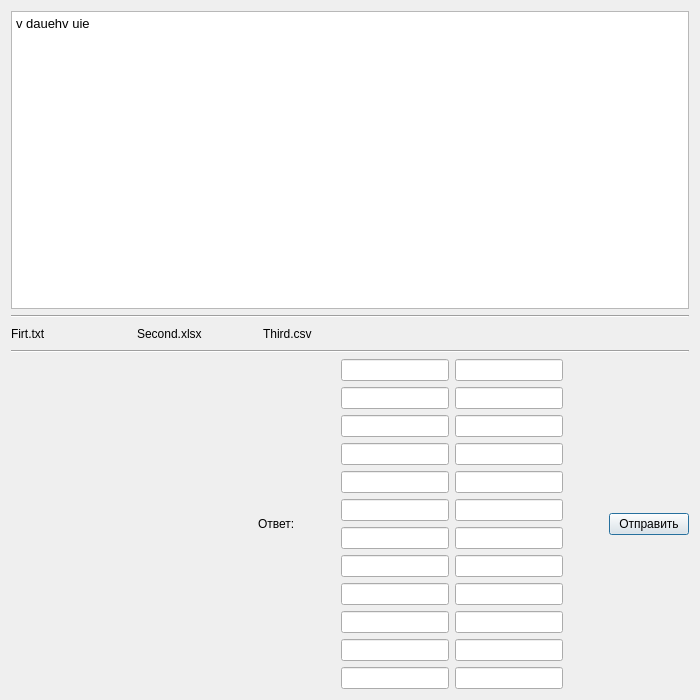
Old version of the form Forms/Task.ui in the repository NightSkumbry/ege_app_client.
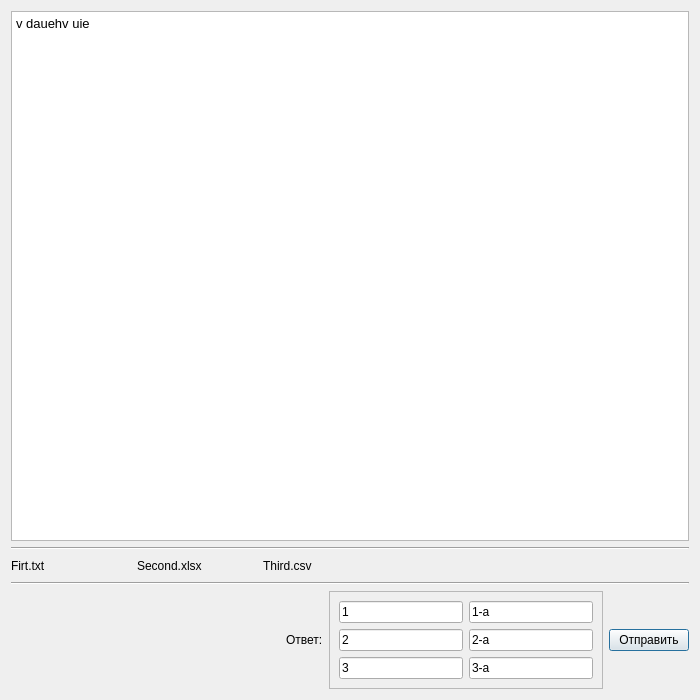
New version of the form.

The edit to the form file:
```diff
--- a/Forms/Task.ui
+++ b/Forms/Task.ui
@@ -18,10 +18,13 @@
     <widget class="QTextBrowser" name="task_text">
      <property name="html">
       <string>&lt;!DOCTYPE HTML PUBLIC &quot;-//W3C//DTD HTML 4.0//EN&quot; &quot;http://www.w3.org/TR/REC-html40/strict.dtd&quot;&gt;
-&lt;html&gt;&lt;head&gt;&lt;meta name=&quot;qrichtext&quot; content=&quot;1&quot; /&gt;&lt;style type=&quot;text/css&quot;&gt;
+&lt;html&gt;&lt;head&gt;&lt;meta name=&quot;qrichtext&quot; content=&quot;1&quot; /&gt;&lt;meta charset=&quot;utf-8&quot; /&gt;&lt;style type=&quot;text/css&quot;&gt;
 p, li { white-space: pre-wrap; }
-&lt;/style&gt;&lt;/head&gt;&lt;body style=&quot; font-family:'Noto Sans'; font-size:10pt; font-weight:400; font-style:normal;&quot;&gt;
-&lt;p style=&quot; margin-top:0px; margin-bottom:0px; margin-left:0px; margin-right:0px; -qt-block-indent:0; text-indent:0px;&quot;&gt;&lt;span style=&quot; font-family:'Ubuntu';&quot;&gt;v dauehv uie&lt;/span&gt;&lt;/p&gt;&lt;/body&gt;&lt;/html&gt;</string>
+hr { height: 1px; border-width: 0; }
+li.unchecked::marker { content: &quot;\2610&quot;; }
+li.checked::marker { content: &quot;\2612&quot;; }
+&lt;/style&gt;&lt;/head&gt;&lt;body style=&quot; font-family:'Ubuntu'; font-size:10pt; font-weight:400; font-style:normal;&quot;&gt;
+&lt;p style=&quot; margin-top:0px; margin-bottom:0px; margin-left:0px; margin-right:0px; -qt-block-indent:0; text-indent:0px;&quot;&gt;v dauehv uie&lt;/p&gt;&lt;/body&gt;&lt;/html&gt;</string>
      </property>
     </widget>
    </item>
@@ -118,106 +121,83 @@
       </widget>
      </item>
      <item>
-      <layout class="QGridLayout" name="gridLayout">
-       <item row="5" column="2">
-        <widget class="QLineEdit" name="lineEdit_7"/>
-       </item>
-       <item row="2" column="2">
-        <widget class="QLineEdit" name="lineEdit_4"/>
-       </item>
-       <item row="9" column="2">
-        <widget class="QLineEdit" name="lineEdit_11"/>
-       </item>
-       <item row="4" column="2">
-        <widget class="QLineEdit" name="lineEdit_6"/>
-       </item>
-       <item row="10" column="2">
-        <widget class="QLineEdit" name="lineEdit_12"/>
-       </item>
-       <item row="3" column="2">
-        <widget class="QLineEdit" name="lineEdit_5"/>
-       </item>
-       <item row="6" column="2">
-        <widget class="QLineEdit" name="lineEdit_8"/>
-       </item>
-       <item row="7" column="2">
-        <widget class="QLineEdit" name="lineEdit_9"/>
-       </item>
-       <item row="8" column="2">
-        <widget class="QLineEdit" name="lineEdit_10"/>
-       </item>
-       <item row="0" column="1">
-        <spacer name="horizontalSpacer_4">
-         <property name="orientation">
-          <enum>Qt::Horizontal</enum>
-         </property>
-         <property name="sizeHint" stdset="0">
-          <size>
-           <width>40</width>
-           <height>20</height>
-          </size>
-         </property>
-        </spacer>
-       </item>
-       <item row="1" column="2">
-        <widget class="QLineEdit" name="lineEdit_3"/>
-       </item>
-       <item row="0" column="4">
-        <spacer name="horizontalSpacer_3">
-         <property name="orientation">
-          <enum>Qt::Horizontal</enum>
-         </property>
-         <property name="sizeHint" stdset="0">
-          <size>
-           <width>40</width>
-           <height>20</height>
-          </size>
-         </property>
-        </spacer>
-       </item>
-       <item row="0" column="3">
-        <widget class="QLineEdit" name="lineEdit"/>
-       </item>
-       <item row="0" column="2">
-        <widget class="QLineEdit" name="lineEdit_2"/>
-       </item>
-       <item row="11" column="2">
-        <widget class="QLineEdit" name="lineEdit_13"/>
-       </item>
-       <item row="1" column="3">
-        <widget class="QLineEdit" name="lineEdit_14"/>
-       </item>
-       <item row="2" column="3">
-        <widget class="QLineEdit" name="lineEdit_15"/>
-       </item>
-       <item row="3" column="3">
-        <widget class="QLineEdit" name="lineEdit_16"/>
-       </item>
-       <item row="4" column="3">
-        <widget class="QLineEdit" name="lineEdit_17"/>
-       </item>
-       <item row="5" column="3">
-        <widget class="QLineEdit" name="lineEdit_18"/>
-       </item>
-       <item row="6" column="3">
-        <widget class="QLineEdit" name="lineEdit_19"/>
-       </item>
-       <item row="7" column="3">
-        <widget class="QLineEdit" name="lineEdit_20"/>
-       </item>
-       <item row="8" column="3">
-        <widget class="QLineEdit" name="lineEdit_21"/>
-       </item>
-       <item row="9" column="3">
-        <widget class="QLineEdit" name="lineEdit_22"/>
-       </item>
-       <item row="10" column="3">
-        <widget class="QLineEdit" name="lineEdit_23"/>
-       </item>
-       <item row="11" column="3">
-        <widget class="QLineEdit" name="lineEdit_24"/>
-       </item>
-      </layout>
+      <widget class="QScrollArea" name="scrollArea">
+       <property name="sizePolicy">
+        <sizepolicy hsizetype="Expanding" vsizetype="Minimum">
+         <horstretch>0</horstretch>
+         <verstretch>0</verstretch>
+        </sizepolicy>
+       </property>
+       <property name="minimumSize">
+        <size>
+         <width>0</width>
+         <height>0</height>
+        </size>
+       </property>
+       <property name="maximumSize">
+        <size>
+         <width>16777215</width>
+         <height>250</height>
+        </size>
+       </property>
+       <property name="widgetResizable">
+        <bool>true</bool>
+       </property>
+       <widget class="QWidget" name="scrollAreaWidgetContents">
+        <property name="geometry">
+         <rect>
+          <x>0</x>
+          <y>0</y>
+          <width>274</width>
+          <height>96</height>
+         </rect>
+        </property>
+        <layout class="QGridLayout" name="gridLayout">
+         <item row="13" column="1">
+          <widget class="QLineEdit" name="lineEdit">
+           <property name="text">
+            <string>1</string>
+           </property>
+          </widget>
+         </item>
+         <item row="13" column="2">
+          <widget class="QLineEdit" name="lineEdit_2">
+           <property name="text">
+            <string>1-a</string>
+           </property>
+          </widget>
+         </item>
+         <item row="14" column="2">
+          <widget class="QLineEdit" name="lineEdit_4">
+           <property name="text">
+            <string>2-a</string>
+           </property>
+          </widget>
+         </item>
+         <item row="14" column="1">
+          <widget class="QLineEdit" name="lineEdit_3">
+           <property name="text">
+            <string>2</string>
+           </property>
+          </widget>
+         </item>
+         <item row="15" column="1">
+          <widget class="QLineEdit" name="lineEdit_5">
+           <property name="text">
+            <string>3</string>
+           </property>
+          </widget>
+         </item>
+         <item row="15" column="2">
+          <widget class="QLineEdit" name="lineEdit_6">
+           <property name="text">
+            <string>3-a</string>
+           </property>
+          </widget>
+         </item>
+        </layout>
+       </widget>
+      </widget>
      </item>
      <item>
       <widget class="QPushButton" name="send_answer_button">
```
